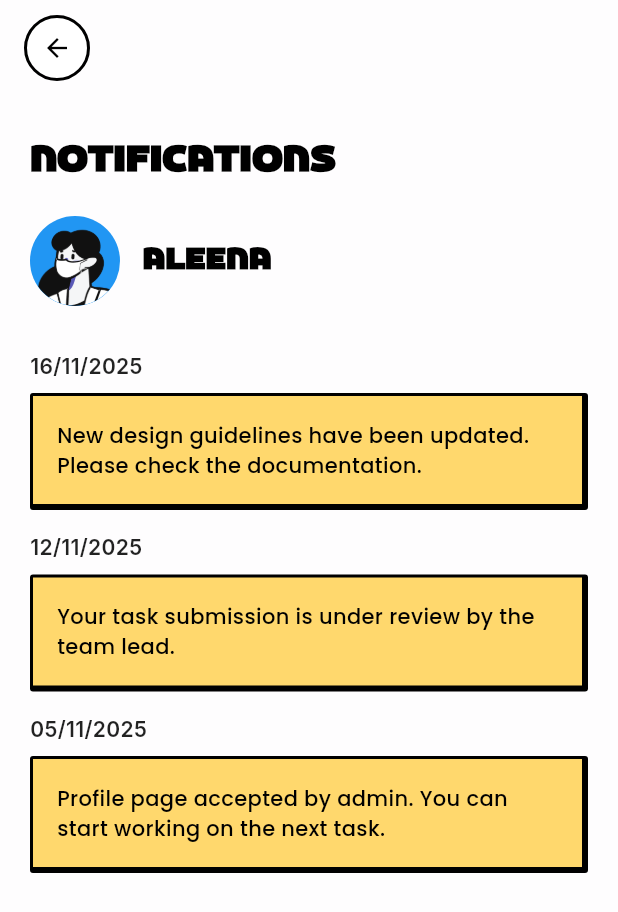
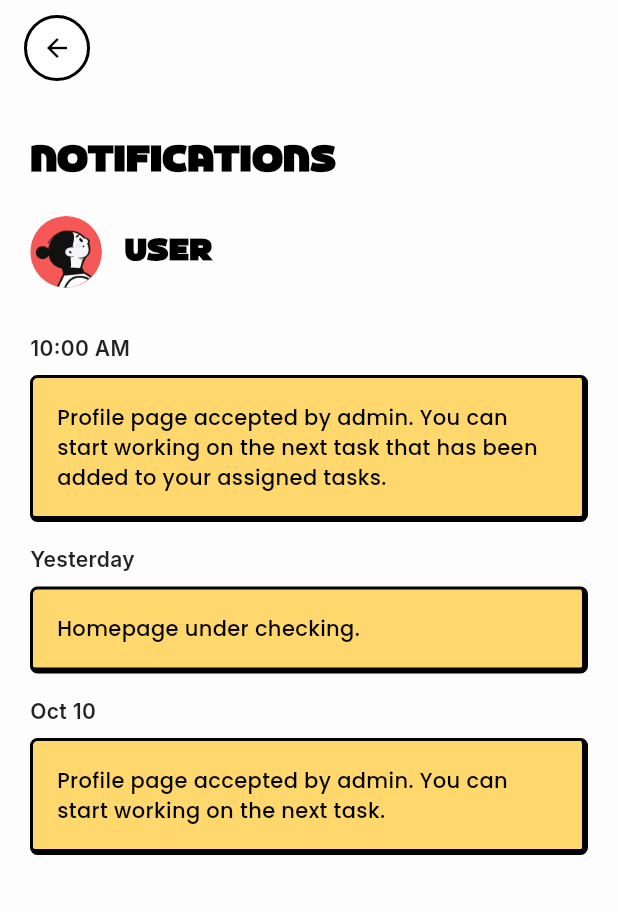
Before and after one commit to Albin2420/aegis, a Flutter app: the NotificationPage widget shown alone on an empty page, opened directly, after a tap on "ALEENA", on a phone screen of 412 x 824 dp. Shown: the top 912 px of the screen. Run offline on Flutter 3.47's test engine with Material 3 defaults, Android fonts, the phone set to English and light mode, and no system bars; our stand-ins replace flutter_easyloading, get, google_fonts.

Commit message:
implemented notification page on 17/11/2025 at 4.53 pm

```diff
--- a/lib/src/presentation/controller/Notification/notification_controller.dart
+++ /dev/null
@@ -1,19 +0,0 @@
-import 'package:get/get.dart';
-import '../../screens/Notification/notification_page.dart';
-
-
-/// Controller for switching between list/detail views
-class NotificationController extends GetxController {
-  final isDetailView = false.obs;
-  final selectedPersonData = Rxn<PersonNotificationData>();
-
-  void showDetail(PersonNotificationData data) {
-    selectedPersonData.value = data;
-    isDetailView.value = true;
-  }
-
-  void showList() {
-    selectedPersonData.value = null;
-    isDetailView.value = false;
-  }
-}
--- a/lib/src/presentation/screens/Notification/notification_page.dart
+++ b/lib/src/presentation/screens/Notification/notification_page.dart
@@ -1,115 +1,18 @@
+import 'dart:developer';
+import 'package:aegis/src/presentation/screens/Notification/widgets/notification_detail_view.dart';
 import 'package:flutter/material.dart';
 import 'package:get/get.dart';
-import '../../controller/Notification/notification_controller.dart';
 import '../../controller/navigation/nav_controller.dart';
-import 'widgets/notification_detail_view.dart';
 import 'widgets/notification_widget.dart';
-
-class NotificationMessage {
-  final String date;
-  final String message;
-  NotificationMessage({required this.date, required this.message});
-}
-
-class PersonNotificationData {
-  final String name;
-  final String avatarImagePath;
-  final Color avatarBackgroundColor;
-  final List<NotificationMessage> messages;
-  PersonNotificationData({
-    required this.name,
-    required this.avatarImagePath,
-    required this.avatarBackgroundColor,
-    required this.messages,
-  });
-}
 
 class NotificationPage extends StatelessWidget {
   const NotificationPage({super.key});
 
   @override
   Widget build(BuildContext context) {
-    final notifController = Get.put(NotificationController());
     final navController = Get.find<NavigationController>();
 
-    final allNotifications = [
-      PersonNotificationData(
-        name: "ALEENA",
-        avatarImagePath: "assets/images/aleena.png",
-        avatarBackgroundColor: Colors.blue,
-        messages: [
-          NotificationMessage(
-            date: "05/11/2025",
-            message: "Profile page accepted by admin. You can start working on the next task.",
-          ),
-          NotificationMessage(
-            date: "12/11/2025",
-            message: "Your task submission is under review by the team lead.",
-          ),
-          NotificationMessage(
-            date: "16/11/2025",
-            message: "New design guidelines have been updated. Please check the documentation.",
-          ),
-        ],
-      ),
-      PersonNotificationData(
-        name: "SREELAKSHMI",
-        avatarImagePath: "assets/images/sreelakshmi.png",
-        avatarBackgroundColor: Colors.pink,
-        messages: [
-          NotificationMessage(
-            date: "10/11/2025",
-            message: "Home page design has been rejected. Please review the feedback and make necessary changes.",
-          ),
-          NotificationMessage(
-            date: "15/11/2025",
-            message: "Admin has requested revision on the color scheme for the landing page.",
-          ),
-        ],
-      ),
-      PersonNotificationData(
-        name: "ALAN",
-        avatarImagePath: "assets/images/alen.png",
-        avatarBackgroundColor: Colors.purple,
-        messages: [
-          NotificationMessage(
-            date: "12/11/2025",
-            message: "Rework required for Login page. The authentication flow needs to be simplified.",
-          ),
-          NotificationMessage(
-            date: "16/11/2025",
-            message: "Team lead has added comments on your UI design. Please check and update.",
-          ),
-        ],
-      ),
-      PersonNotificationData(
-        name: "ALBIN",
-        avatarImagePath: "assets/images/albin.png",
-        avatarBackgroundColor: Colors.green,
-        messages: [
-          NotificationMessage(
-            date: "17/11/2025",
-            message: "New work has been added to your task list. Priority: High. Deadline: Nov 20.",
-          ),
-          NotificationMessage(
-            date: "17/11/2025",
-            message: "Your settings page implementation was excellent. Keep up the good work!",
-          ),
-        ],
-      ),
-    ];
-
-    return Obx(() {
-      if (notifController.isDetailView.value && notifController.selectedPersonData.value != null) {
-        return NotificationDetailView(
-          personData: notifController.selectedPersonData.value!,
-          onBack: notifController.showList,
-        );
-      } else {
-        return Scaffold(
-          backgroundColor: const Color(0xFFFEFDFE),
-          body: SafeArea(
-            child: SingleChildScrollView(
+    return SingleChildScrollView(
       physics: const BouncingScrollPhysics(),
       child: Padding(
         padding: const EdgeInsets.symmetric(horizontal: 20, vertical: 12),
@@ -149,26 +52,60 @@ class NotificationPage extends StatelessWidget {
             const SizedBox(height: 10),
             // Notification List
             Column(
-                      children: List.generate(allNotifications.length, (index) {
-                        final person = allNotifications[index];
-                        return NotificationWidget(
-                          name: person.name,
-                          message: person.messages.first.message,
-                          date: person.messages.first.date,
-                          avatarBackgroundColor: person.avatarBackgroundColor,
-                          avatarImagePath: person.avatarImagePath,
-                          isLast: index == allNotifications.length - 1,
-                          onTap: () => notifController.showDetail(person),
-                        );
-                      }),
+              children: [
+                NotificationWidget(
+                  name: "ALEENA",
+                  message: "Profile page accepted by admin. You can start working on the next task.",
+                  date: "05/11/2025",
+                  avatarBackgroundColor: Colors.blue,
+                  avatarImagePath: "assets/images/aleena.png",
+                  isLast: false,
+                  onTap: () {
+                    log("Moving to the detail page for ALEENA");
+                    Get.to(() => NotificationDetailPage());
+                  },
+                ),
+                NotificationWidget(
+                  name: "SREELAKSHMI",
+                  message: "Home page design has been rejected. Please review the feedback and make necessary changes.",
+                  date: "10/11/2025",
+                  avatarBackgroundColor: Colors.pink,
+                  avatarImagePath: "assets/images/sreelakshmi.png",
+                  isLast: false,
+                  onTap: () {
+                    log("Moving to the detail page for SREELAKSHMI");
+                    Get.to(() => NotificationDetailPage());
+                  },
+                ),
+                NotificationWidget(
+                  name: "ALAN",
+                  message: "Rework required for Login page. The authentication flow needs to be simplified.",
+                  date: "12/11/2025",
+                  avatarBackgroundColor: Colors.purple,
+                  avatarImagePath: "assets/images/alen.png",
+                  isLast: false,
+                  onTap: () {
+                    log("Moving to the detail page for ALAN");
+                    Get.to(() => NotificationDetailPage());
+                  },
+                ),
+                NotificationWidget(
+                  name: "ALBIN",
+                  message: "New work has been added to your task list. Priority: High. Deadline: Nov 20.",
+                  date: "17/11/2025",
+                  avatarBackgroundColor: Colors.green,
+                  avatarImagePath: "assets/images/albin.png",
+                  isLast: true,
+                  onTap: () {
+                    log("Moving to the detail page for ALBIN");
+                    Get.to(() => NotificationDetailPage());
+                  },
+                ),
+              ],
             ),
           ],
         ),
       ),
-            ),
-          ),
     );
   }
-    });
 }
-}
--- a/lib/src/presentation/screens/Notification/widgets/notification_detail_view.dart
+++ b/lib/src/presentation/screens/Notification/widgets/notification_detail_view.dart
@@ -1,24 +1,16 @@
 import 'package:flutter/material.dart';
 import 'package:google_fonts/google_fonts.dart';
-import '../notification_page.dart';
 
-class NotificationDetailView extends StatelessWidget {
-  final PersonNotificationData personData;
-  final VoidCallback onBack;
-
-  const NotificationDetailView({
-    super.key,
-    required this.personData,
-    required this.onBack,
-  });
+class NotificationDetailPage extends StatelessWidget {
+  const NotificationDetailPage({super.key});
 
   @override
   Widget build(BuildContext context) {
-    final reversedMessages = personData.messages.reversed.toList();
     return Scaffold(
       backgroundColor: const Color(0xFFFEFDFE),
       body: Column(
         children: [
+          // 🔙 Back button
           SafeArea(
             bottom: false,
             child: Container(
@@ -27,7 +19,7 @@ class NotificationDetailView extends StatelessWidget {
               child: Row(
                 children: [
                   GestureDetector(
-                    onTap: onBack,
+                    onTap: () => Navigator.pop(context),
                     child: Container(
                       padding: const EdgeInsets.all(10),
                       decoration: const BoxDecoration(
@@ -48,6 +40,8 @@ class NotificationDetailView extends StatelessWidget {
               ),
             ),
           ),
+
+          // 📄 Content
           Expanded(
             child: SingleChildScrollView(
               padding: const EdgeInsets.symmetric(horizontal: 20),
@@ -65,24 +59,26 @@ class NotificationDetailView extends StatelessWidget {
                     ),
                   ),
                   const SizedBox(height: 20),
+
+                  // 👤 User info
                   Row(
                     children: [
-                      CircleAvatar(
-                        radius: 30,
-                        backgroundColor: personData.avatarBackgroundColor,
-                        child: ClipOval(
-                          child: Image.asset(
-                            personData.avatarImagePath,
+                      Container(
+                        width: 48,
+                        height: 48,
+                        decoration: const BoxDecoration(
+                          shape: BoxShape.circle,
+                          image: DecorationImage(
+                            image:
+                            AssetImage('assets/images/sreelakshmi.png'),
                             fit: BoxFit.cover,
-                            width: 60,
-                            height: 60,
                           ),
                         ),
                       ),
                       const SizedBox(width: 15),
-                      Text(
-                        personData.name.toUpperCase(),
-                        style: const TextStyle(
+                      const Text(
+                        "USER",
+                        style: TextStyle(
                           fontFamily: 'Wilker',
                           fontSize: 20,
                           fontWeight: FontWeight.w900,
@@ -92,13 +88,50 @@ class NotificationDetailView extends StatelessWidget {
                     ],
                   ),
                   const SizedBox(height: 30),
-                  ...reversedMessages.map((msg) => Padding(
-                    padding: const EdgeInsets.only(bottom: 15),
-                    child: Column(
+
+                  // 🔔 Notifications list
+                  Column(
+                    children: [
+                      // Notification 1
+                      _notificationItem(
+                        time: "10:00 AM",
+                        text:
+                        "Profile page accepted by admin. You can start working on the next task that has been added to your assigned tasks.",
+                      ),
+                      const SizedBox(height: 15),
+
+                      // Notification 2
+                      _notificationItem(
+                        time: "Yesterday",
+                        text: "Homepage under checking.",
+                      ),
+                      const SizedBox(height: 15),
+
+                      // Notification 3
+                      _notificationItem(
+                        time: "Oct 10",
+                        text:
+                        "Profile page accepted by admin. You can start working on the next task.",
+                      ),
+                    ],
+                  ),
+                  const SizedBox(height: 20),
+                ],
+              ),
+            ),
+          ),
+        ],
+      ),
+    );
+  }
+
+  /// ✅ Reusable Notification Container Widget
+  Widget _notificationItem({required String time, required String text}) {
+    return Column(
       crossAxisAlignment: CrossAxisAlignment.start,
       children: [
         Text(
-                          msg.date,
+          time,
           style: GoogleFonts.inter(
             fontSize: 14,
             fontWeight: FontWeight.w600,
@@ -111,16 +144,16 @@ class NotificationDetailView extends StatelessWidget {
           padding: const EdgeInsets.all(16),
           decoration: BoxDecoration(
             color: const Color(0xFFFFD86D),
-                            borderRadius: BorderRadius.circular(2),
+            borderRadius: BorderRadius.circular(5),
             border: const Border(
               top: BorderSide(color: Colors.black, width: 2),
               left: BorderSide(color: Colors.black, width: 2),
-                              right: BorderSide(color: Colors.black, width: 4),
-                              bottom: BorderSide(color: Colors.black, width: 4),
+              right: BorderSide(color: Colors.black, width: 4), // ✅ bold right border
+              bottom: BorderSide(color: Colors.black, width: 4), // ✅ bold bottom border
             ),
           ),
           child: Text(
-                            msg.message,
+            text,
             style: GoogleFonts.poppins(
               fontSize: 14,
               fontWeight: FontWeight.w500,
@@ -130,15 +163,6 @@ class NotificationDetailView extends StatelessWidget {
           ),
         ),
       ],
-                    ),
-                  )),
-                  const SizedBox(height: 20),
-                ],
-              ),
-            ),
-          ),
-        ],
-      ),
     );
   }
 }
```
Lines whose indentation alone changed are shown as unchanged.
